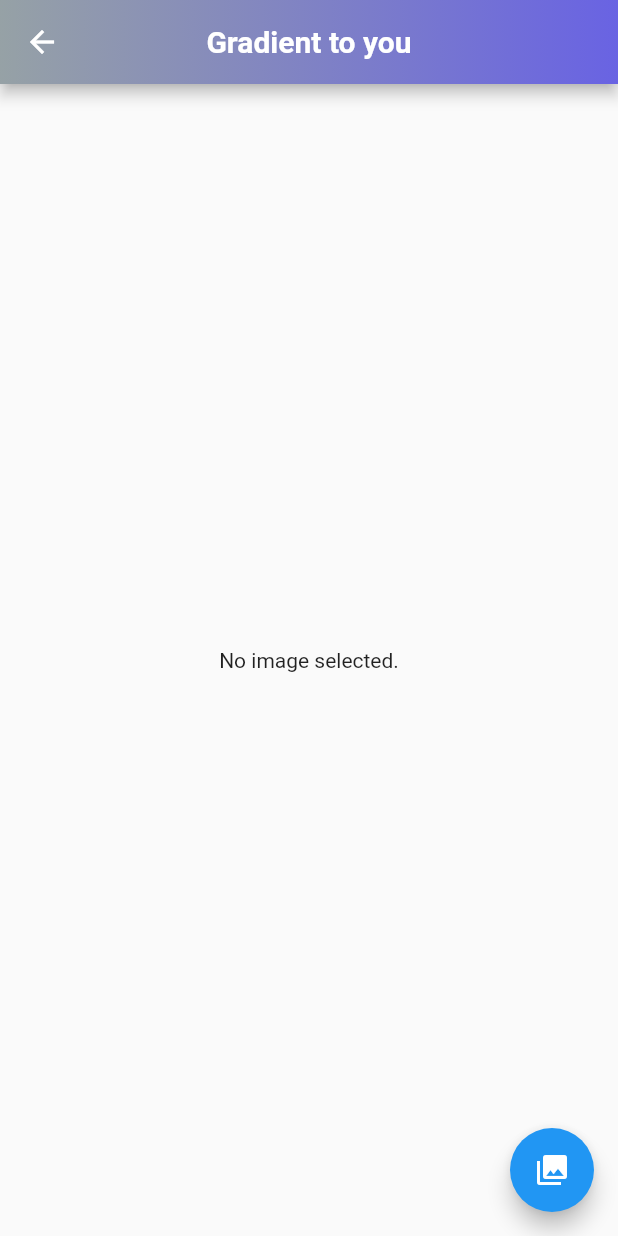
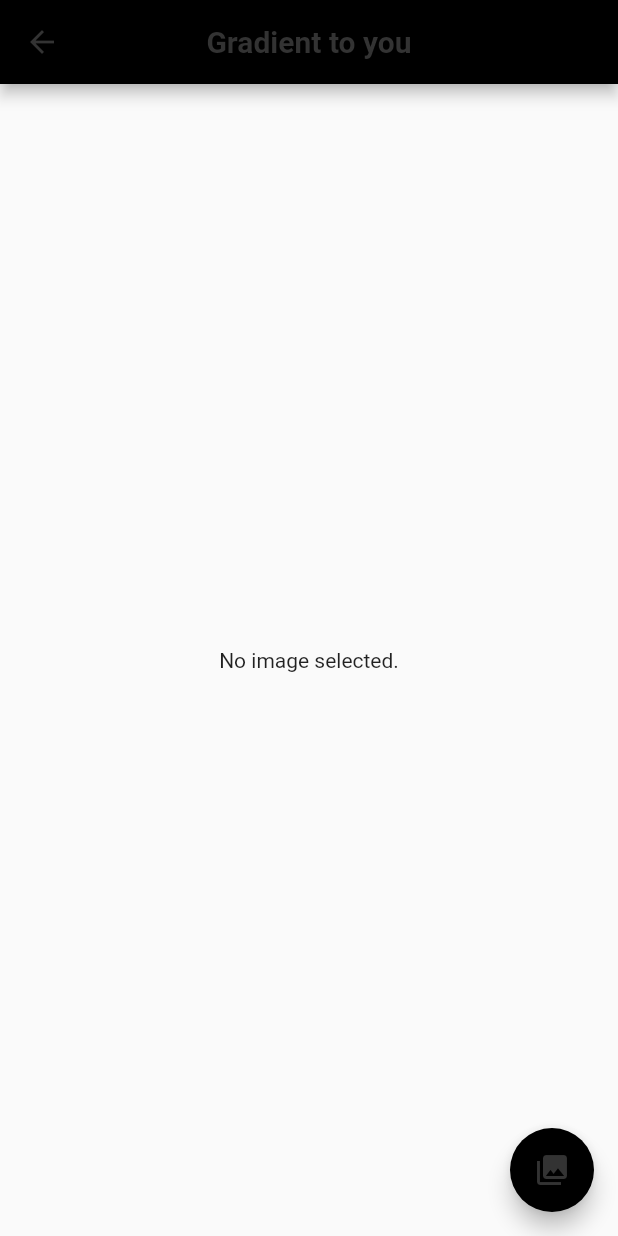
Before and after one commit to azukisiromochi/gradient_to_you, a Flutter app: the GradientBuilder screen opened by its route, after a tap on the "check" icon, on a phone screen of 412 x 824 dp. Run offline on Flutter 3.47's test engine with Material 2 defaults, Android fonts, the phone set to English and light mode, and no system bars; our stand-ins replace google_fonts, gradient_app_bar, image_picker, mobx, photo_view; generated files the repository leaves out were written again; Roboto replaces fonts that are missing (Charmonman).

Commit message:
Update: AppBar とボタンの色を調整 🍧

```diff
--- a/lib/components/bg_image_picker/bg_image_picker.dart
+++ b/lib/components/bg_image_picker/bg_image_picker.dart
@@ -1,7 +1,6 @@
 import 'dart:io';
 
 import 'package:flutter/material.dart';
-import 'package:gradient_app_bar/gradient_app_bar.dart';
 import 'package:gradient_to_you/utils/app_theme_utils.dart';
 import 'package:image_picker/image_picker.dart';
 import 'package:photo_view/photo_view.dart';
@@ -30,16 +29,16 @@ class _BgImagePickerState extends State<BgImagePicker> {
 
   @override
   Widget build(BuildContext context) {
+    final _themeColor = widget.store.paletteColor.withLightness(0.2).toColor();
+
     return Scaffold(
-      appBar: GradientAppBar(
+      appBar: AppBar(
         centerTitle: true,
-        title: Text(
-          'Gradient to you',
-          style: AppThemeUtils.appBarStyle(widget.store.themeNo),
-        ),
-        backgroundColorStart:
-            widget.store.gradientColors.first.withOpacity(0.6),
-        backgroundColorEnd: widget.store.gradientColors.last.withOpacity(0.6),
+        iconTheme: IconThemeData(color: _themeColor),
+        title: Text('Gradient to you',
+            style:
+                AppThemeUtils.appBarStyle(widget.store.themeNo, _themeColor)),
+        backgroundColor: widget.store.baseColor,
       ),
       body: Center(
         child: _image == null
@@ -52,7 +51,8 @@ class _BgImagePickerState extends State<BgImagePicker> {
       floatingActionButton: FloatingActionButton(
         onPressed: getImage,
         tooltip: 'Pick Image',
-        child: Icon(Icons.collections),
+        backgroundColor: widget.store.baseColor,
+        child: Icon(Icons.collections, color: _themeColor),
       ),
     );
   }
--- a/lib/components/gradient_builder/gradient_builder.dart
+++ b/lib/components/gradient_builder/gradient_builder.dart
@@ -24,7 +24,7 @@ class GradientBuilder extends StatelessWidget {
       body: GradientBody(backgroundColor: store.baseColor),
       floatingActionButton: FloatingActionButton(
         onPressed: () => Navigator.of(context).pushNamed('/image_picker'),
-        tooltip: 'Increment',
+        tooltip: 'select!',
         backgroundColor: store.baseColor,
         child: Icon(Icons.check, color: _themeColor),
       ),
```
